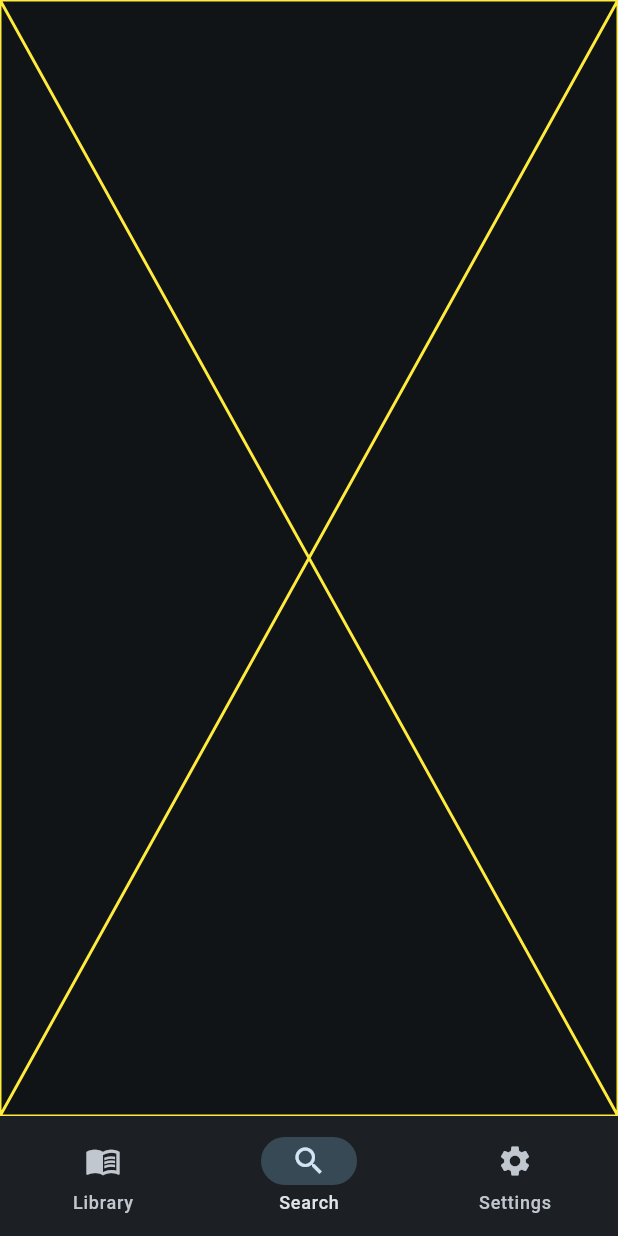
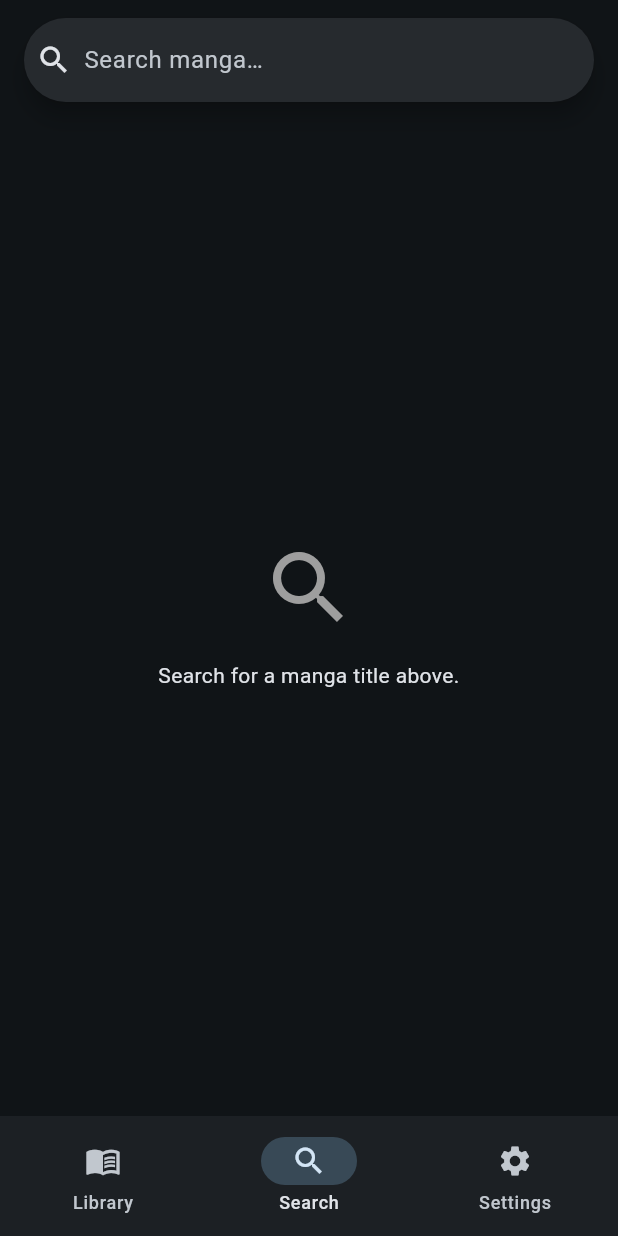
Before and after one commit to petersjl/manga_portal, a Flutter app: the screen it shows after launch, item 2 of the bottom bar chosen, on a phone screen of 412 x 824 dp. Run offline on Flutter 3.47's test engine with Material 3 defaults, Android fonts, the light colour scheme and no system bars; our stand-ins replace cached_network_image, dio, flutter_markdown_plus, flutter_riverpod, go_router, riverpod_annotation; generated files the repository leaves out were written again.

Commit message:
Implement searching

```diff
--- a/lib/models/manga.dart
+++ b/lib/models/manga.dart
@@ -60,6 +60,14 @@ class Manga {
 
   factory Manga.fromJson(Map<String, dynamic> json) {
     final data = json['data'] as Map<String, dynamic>;
+    return Manga._fromData(data);
+  }
+
+  /// Parses a single item from a collection response (no `data` envelope).
+  factory Manga.fromListItem(Map<String, dynamic> item) =>
+      Manga._fromData(item);
+
+  factory Manga._fromData(Map<String, dynamic> data) {
     final relationships = (data['relationships'] as List<dynamic>?)
             ?.cast<Map<String, dynamic>>() ??
         [];
--- a/lib/pages/search_page.dart
+++ b/lib/pages/search_page.dart
@@ -1,17 +1,167 @@
+import 'dart:async';
+
 import 'package:flutter/material.dart';
+import 'package:flutter_riverpod/flutter_riverpod.dart';
+import 'package:go_router/go_router.dart';
 
-class SearchPage extends StatefulWidget {
+import '../providers/api_providers.dart';
+import '../widgets/manga_card.dart';
+
+class SearchPage extends ConsumerStatefulWidget {
   const SearchPage({super.key});
 
   @override
-  State<SearchPage> createState() => _SearchPageState();
+  ConsumerState<SearchPage> createState() => _SearchPageState();
 }
 
-class _SearchPageState extends State<SearchPage> {
+class _SearchPageState extends ConsumerState<SearchPage> {
+  final _controller = TextEditingController();
+  final _scrollController = ScrollController();
+  Timer? _debounce;
+
+  @override
+  void initState() {
+    super.initState();
+    _scrollController.addListener(_onScroll);
+  }
+
+  @override
+  void dispose() {
+    _controller.dispose();
+    _scrollController.dispose();
+    _debounce?.cancel();
+    super.dispose();
+  }
+
+  void _onQueryChanged(String value) {
+    _debounce?.cancel();
+    _debounce = Timer(const Duration(milliseconds: 300), () {
+      ref.read(mangaSearchProvider.notifier).search(value);
+    });
+  }
+
+  void _onScroll() {
+    if (_scrollController.position.pixels >=
+        _scrollController.position.maxScrollExtent - 400) {
+      ref.read(mangaSearchProvider.notifier).loadMore();
+    }
+  }
+
   @override
   Widget build(BuildContext context) {
-    return const Placeholder(
-      color: Colors.yellow,
+    final searchAsync = ref.watch(mangaSearchProvider);
+
+    return Scaffold(
+      body: SafeArea(
+        child: Column(
+          children: [
+            Padding(
+              padding: const EdgeInsets.fromLTRB(16, 12, 16, 8),
+              child: SearchBar(
+                controller: _controller,
+                hintText: 'Search manga…',
+                leading: const Icon(Icons.search),
+                trailing: [
+                  if (_controller.text.isNotEmpty)
+                    IconButton(
+                      icon: const Icon(Icons.clear),
+                      onPressed: () {
+                        _controller.clear();
+                        ref.read(mangaSearchProvider.notifier).search('');
+                      },
+                    ),
+                ],
+                onChanged: _onQueryChanged,
+              ),
+            ),
+            Expanded(
+              child: searchAsync.when(
+                loading: () => const Center(child: CircularProgressIndicator()),
+                error: (e, _) => Center(
+                  child: Padding(
+                    padding: const EdgeInsets.all(32),
+                    child: Text(
+                      'Something went wrong. Please try again.',
+                      textAlign: TextAlign.center,
+                      style: Theme.of(context).textTheme.bodyMedium,
+                    ),
+                  ),
+                ),
+                data: (state) {
+                  if (state.query.isEmpty) {
+                    return const _EmptyPrompt(
+                      icon: Icons.search,
+                      message: 'Search for a manga title above.',
+                    );
+                  }
+                  if (state.results.isEmpty) {
+                    return _EmptyPrompt(
+                      icon: Icons.sentiment_dissatisfied,
+                      message: 'No results for "${state.query}".',
+                    );
+                  }
+                  return GridView.builder(
+                    controller: _scrollController,
+                    padding: const EdgeInsets.all(12),
+                    gridDelegate:
+                        const SliverGridDelegateWithFixedCrossAxisCount(
+                      crossAxisCount: 2,
+                      childAspectRatio: 0.65,
+                      crossAxisSpacing: 12,
+                      mainAxisSpacing: 12,
+                    ),
+                    itemCount:
+                        state.results.length + (state.isLoadingMore ? 1 : 0),
+                    itemBuilder: (context, index) {
+                      if (index >= state.results.length) {
+                        return const Center(
+                          child: Padding(
+                            padding: EdgeInsets.all(16),
+                            child: CircularProgressIndicator(),
+                          ),
+                        );
+                      }
+                      final manga = state.results[index];
+                      return MangaCard(
+                        manga: manga,
+                        onTap: () => context.push('/manga/${manga.id}'),
+                      );
+                    },
+                  );
+                },
+              ),
+            ),
+          ],
+        ),
+      ),
     );
   }
 }
+
+class _EmptyPrompt extends StatelessWidget {
+  const _EmptyPrompt({required this.icon, required this.message});
+
+  final IconData icon;
+  final String message;
+
+  @override
+  Widget build(BuildContext context) {
+    return Center(
+      child: Padding(
+        padding: const EdgeInsets.all(32),
+        child: Column(
+          mainAxisSize: MainAxisSize.min,
+          children: [
+            Icon(icon, size: 64, color: Colors.grey),
+            const SizedBox(height: 16),
+            Text(
+              message,
+              textAlign: TextAlign.center,
+              style: Theme.of(context).textTheme.bodyMedium,
+            ),
+          ],
+        ),
+      ),
+    );
+  }
+}
--- a/tool/mock_server/main.dart
+++ b/tool/mock_server/main.dart
@@ -83,6 +83,20 @@ Future<void> _handle(HttpRequest req, int port, String hostIp) async {
         'data': ['page1.jpg', 'page2.jpg'],
         'dataSaver': ['page1.jpg', 'page2.jpg'],
       },
+    });
+    _writeJson(req.response, body);
+  } else if (path == '/manga') {
+    // Manga search — return two fake results.
+    final body = jsonEncode({
+      'result': 'ok',
+      'response': 'collection',
+      'data': [
+        _fakeMangaItem('mock-manga-1', 'Mock Manga One'),
+        _fakeMangaItem('mock-manga-2', 'Mock Manga Two'),
+      ],
+      'limit': 20,
+      'offset': 0,
+      'total': 2,
     });
     _writeJson(req.response, body);
   } else if (path.startsWith('/manga/') && path.endsWith('/feed')) {
@@ -187,3 +201,20 @@ void _writeJson(HttpResponse response, String body) {
         .set(HttpHeaders.contentTypeHeader, 'application/json; charset=utf-8')
     ..write(body);
 }
+
+Map<String, dynamic> _fakeMangaItem(String id, String title) => {
+      'id': id,
+      'type': 'manga',
+      'attributes': {
+        'title': {'en': title},
+        'description': {'en': 'A fake manga description.'},
+        'status': 'ongoing',
+      },
+      'relationships': [
+        {
+          'id': 'cover-art-$id',
+          'type': 'cover_art',
+          'attributes': {'fileName': 'test-cover.jpg'},
+        }
+      ],
+    };
```
Also changed, not shown: lib/providers/api_providers.dart (+85 -0 lines), lib/services/mangadex_api.dart (+23 -0 lines), lib/providers/api_providers.g.dart, 3 other files.
